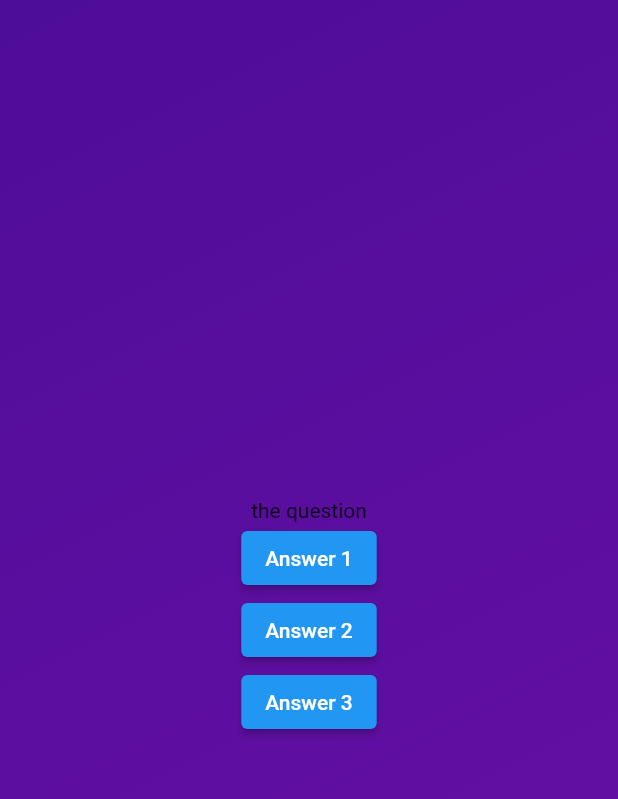
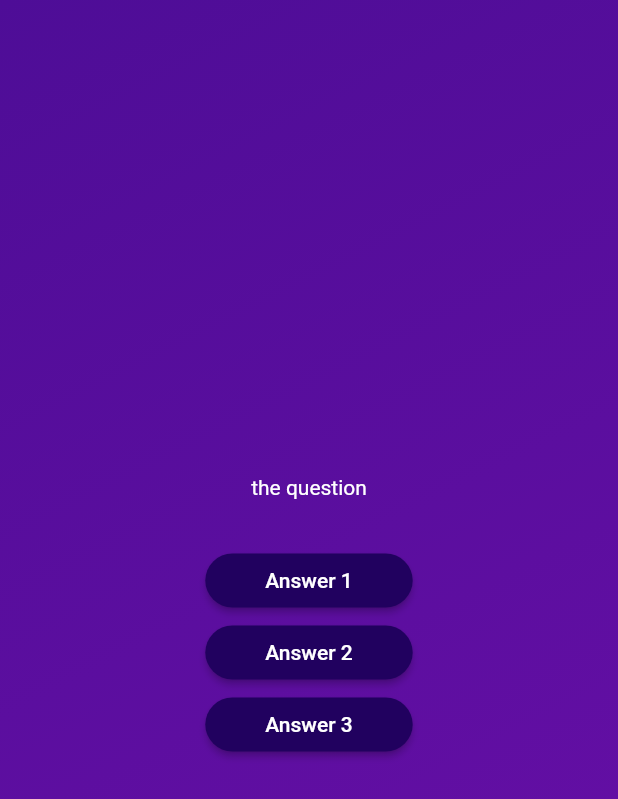
Before and after one commit to Elisa-cf/quiz_app, a Flutter app: the screen it shows after launch, after a tap on "Start Quiz", on a phone screen of 412 x 824 dp. Shown: the top 799 px of the screen. Run offline on Flutter 3.47's test engine with Material 2 defaults, Android fonts, the phone set to English and light mode, and no system bars.

Commit message:
create a reusable, custom styled button for the quiz answers

```diff
--- /dev/null
+++ b/quizz_app/lib/answer_button.dart
@@ -0,0 +1,29 @@
+import 'package:flutter/material.dart';
+
+class AnswerButton extends StatelessWidget {
+  const AnswerButton({
+    super.key,
+    required this.answerText,
+    required this.onTap,
+  });
+  //const AnswerButton( this.answerText, this.onTap, {super.key});
+
+  final String answerText;
+  final void Function() onTap;
+
+  @override
+  Widget build(BuildContext context) {
+    return ElevatedButton(
+      onPressed: onTap,
+      style: ElevatedButton.styleFrom(
+        padding: const EdgeInsets.symmetric(vertical: 10, horizontal: 40),
+        backgroundColor: const Color.fromARGB(255, 33, 1, 95),
+        foregroundColor: Colors.white,
+        shape: RoundedRectangleBorder(
+          borderRadius: BorderRadius.circular(40),
+        ),
+      ),
+      child: Text(answerText),
+    );
+  }
+}
--- a/quizz_app/lib/questions_screen.dart
+++ b/quizz_app/lib/questions_screen.dart
@@ -1,5 +1,6 @@
 import 'package:flutter/material.dart';
 import 'package:flutter/widgets.dart';
+import 'package:quizz_app/answer_button.dart';
 
 class QuestionsScreen extends StatefulWidget {
   const QuestionsScreen({super.key});
@@ -16,18 +17,22 @@ class _QuestionsScreenState extends State<QuestionsScreen> {
       child: Column(
         mainAxisAlignment: MainAxisAlignment.center,
         children: [
-          const Text('the question'),
-          ElevatedButton(
-            onPressed: () {},
-            child: const Text('Answer 1'),
+          const Text(
+            'the question',
+            style: TextStyle(color: Colors.white),
           ),
-          ElevatedButton(
-            onPressed: () {},
-            child: const Text('Answer 2'),
+          const SizedBox(height: 30),
+          AnswerButton(
+            answerText: 'Answer 1',
+            onTap: () {},
           ),
-          ElevatedButton(
-            onPressed: () {},
-            child: const Text('Answer 3'),
+          AnswerButton(
+            answerText: 'Answer 2',
+            onTap: () {},
+          ),
+          AnswerButton(
+            answerText: 'Answer 3',
+            onTap: () {},
           ),
         ],
       ),
```
